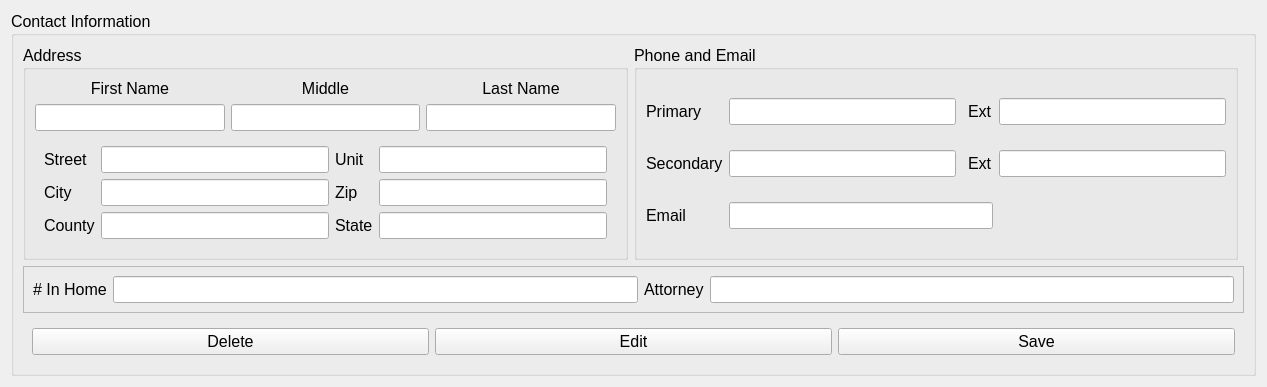
Old version of the form drc/gui/persondetailsform.ui in the repository lansdon/cpts483_drc.
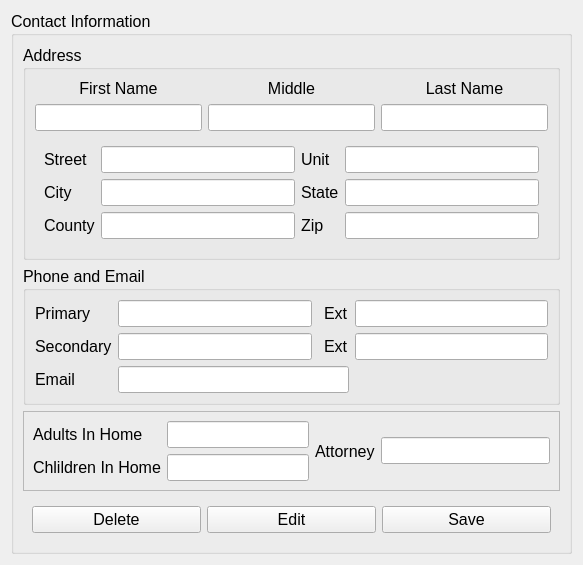
New version of the form.

What changed in the file:
```diff
--- a/drc/gui/persondetailsform.ui
+++ b/drc/gui/persondetailsform.ui
@@ -6,8 +6,8 @@
    <rect>
     <x>0</x>
     <y>0</y>
-    <width>1267</width>
-    <height>381</height>
+    <width>583</width>
+    <height>524</height>
    </rect>
   </property>
   <property name="sizePolicy">
@@ -24,14 +24,14 @@
   <property name="windowTitle">
    <string>Form</string>
   </property>
-  <layout class="QGridLayout" name="gridLayout">
-   <item row="0" column="0">
+  <layout class="QHBoxLayout" name="horizontalLayout_2">
+   <item>
     <widget class="QGroupBox" name="groupBox">
      <property name="title">
       <string>Contact Information</string>
      </property>
-     <layout class="QGridLayout" name="gridLayout_7">
-      <item row="0" column="0">
+     <layout class="QVBoxLayout" name="verticalLayout">
+      <item>
        <widget class="QGroupBox" name="addressGroupBox">
         <property name="title">
          <string>Address</string>
@@ -79,32 +79,8 @@
          <item row="4" column="0" colspan="3">
           <widget class="QWidget" name="widget" native="true">
            <layout class="QGridLayout" name="gridLayout_3">
-            <item row="0" column="0">
-             <widget class="QLabel" name="streetLabel">
-              <property name="text">
-               <string>Street</string>
-              </property>
-             </widget>
-            </item>
-            <item row="2" column="2">
-             <widget class="QLabel" name="statelabel">
-              <property name="text">
-               <string>State</string>
-              </property>
-             </widget>
-            </item>
-            <item row="2" column="0">
-             <widget class="QLabel" name="countyLabel">
-              <property name="text">
-               <string>County</string>
-              </property>
-             </widget>
-            </item>
-            <item row="2" column="1">
-             <widget class="QLineEdit" name="countyLineEdit"/>
-            </item>
-            <item row="2" column="3">
-             <widget class="QLineEdit" name="stateLineEdit"/>
+            <item row="0" column="1">
+             <widget class="QLineEdit" name="streetLineEdit"/>
             </item>
             <item row="1" column="0">
              <widget class="QLabel" name="cityLabel">
@@ -113,8 +89,8 @@
               </property>
              </widget>
             </item>
-            <item row="0" column="1">
-             <widget class="QLineEdit" name="streetLineEdit"/>
+            <item row="2" column="1">
+             <widget class="QLineEdit" name="countyLineEdit"/>
             </item>
             <item row="1" column="1">
              <widget class="QLineEdit" name="cityLineEdit"/>
@@ -126,85 +102,50 @@
               </property>
              </widget>
             </item>
+            <item row="0" column="3">
+             <widget class="QLineEdit" name="unitLineEdit"/>
+            </item>
+            <item row="2" column="0">
+             <widget class="QLabel" name="countyLabel">
+              <property name="text">
+               <string>County</string>
+              </property>
+             </widget>
+            </item>
+            <item row="0" column="0">
+             <widget class="QLabel" name="streetLabel">
+              <property name="text">
+               <string>Street</string>
+              </property>
+             </widget>
+            </item>
             <item row="1" column="2">
+             <widget class="QLabel" name="statelabel">
+              <property name="text">
+               <string>State</string>
+              </property>
+             </widget>
+            </item>
+            <item row="1" column="3">
+             <widget class="QLineEdit" name="stateLineEdit"/>
+            </item>
+            <item row="2" column="2">
              <widget class="QLabel" name="zipLabel">
               <property name="text">
                <string>Zip</string>
               </property>
              </widget>
             </item>
-            <item row="1" column="3">
+            <item row="2" column="3">
              <widget class="QLineEdit" name="zipLineEdit"/>
             </item>
-            <item row="0" column="3">
-             <widget class="QLineEdit" name="unitLineEdit"/>
-            </item>
            </layout>
           </widget>
          </item>
         </layout>
        </widget>
       </item>
-      <item row="2" column="0" colspan="3">
-       <widget class="QWidget" name="buttonContainer" native="true">
-        <layout class="QHBoxLayout" name="horizontalLayout">
-         <item>
-          <widget class="QPushButton" name="deleteButton">
-           <property name="text">
-            <string>Delete</string>
-           </property>
-          </widget>
-         </item>
-         <item>
-          <widget class="QPushButton" name="editButton">
-           <property name="text">
-            <string>Edit</string>
-           </property>
-          </widget>
-         </item>
-         <item>
-          <widget class="QPushButton" name="saveButton">
-           <property name="text">
-            <string>Save</string>
-           </property>
-          </widget>
-         </item>
-        </layout>
-       </widget>
-      </item>
-      <item row="1" column="0" colspan="3">
-       <widget class="QFrame" name="miscFrame">
-        <property name="frameShape">
-         <enum>QFrame::StyledPanel</enum>
-        </property>
-        <property name="frameShadow">
-         <enum>QFrame::Raised</enum>
-        </property>
-        <layout class="QGridLayout" name="gridLayout_6">
-         <item row="0" column="2">
-          <widget class="QLabel" name="attorneyLabel">
-           <property name="text">
-            <string>Attorney</string>
-           </property>
-          </widget>
-         </item>
-         <item row="0" column="1">
-          <widget class="QLineEdit" name="numInHomeLineEdit"/>
-         </item>
-         <item row="0" column="0">
-          <widget class="QLabel" name="numInHomeLabel">
-           <property name="text">
-            <string># In Home</string>
-           </property>
-          </widget>
-         </item>
-         <item row="0" column="3">
-          <widget class="QLineEdit" name="attorneyLineEdit"/>
-         </item>
-        </layout>
-       </widget>
-      </item>
-      <item row="0" column="1">
+      <item>
        <widget class="QGroupBox" name="phoneGroupBox">
         <property name="title">
          <string>Phone and Email</string>
@@ -263,6 +204,79 @@
         </layout>
        </widget>
       </item>
+      <item>
+       <widget class="QFrame" name="miscFrame">
+        <property name="frameShape">
+         <enum>QFrame::StyledPanel</enum>
+        </property>
+        <property name="frameShadow">
+         <enum>QFrame::Raised</enum>
+        </property>
+        <layout class="QGridLayout" name="gridLayout_6">
+         <item row="0" column="2">
+          <widget class="QLineEdit" name="attorneyLineEdit"/>
+         </item>
+         <item row="0" column="1">
+          <widget class="QLabel" name="attorneyLabel">
+           <property name="text">
+            <string>Attorney</string>
+           </property>
+          </widget>
+         </item>
+         <item row="0" column="0">
+          <layout class="QFormLayout" name="formLayout">
+           <item row="0" column="0">
+            <widget class="QLabel" name="numInHomeLabel">
+             <property name="text">
+              <string>Adults In Home</string>
+             </property>
+            </widget>
+           </item>
+           <item row="0" column="1">
+            <widget class="QLineEdit" name="numInHomeLineEdit"/>
+           </item>
+           <item row="1" column="0">
+            <widget class="QLabel" name="label">
+             <property name="text">
+              <string>Chlildren In Home</string>
+             </property>
+            </widget>
+           </item>
+           <item row="1" column="1">
+            <widget class="QLineEdit" name="numChildrenNHomeLineEdit"/>
+           </item>
+          </layout>
+         </item>
+        </layout>
+       </widget>
+      </item>
+      <item>
+       <widget class="QWidget" name="buttonContainer" native="true">
+        <layout class="QHBoxLayout" name="horizontalLayout">
+         <item>
+          <widget class="QPushButton" name="deleteButton">
+           <property name="text">
+            <string>Delete</string>
+           </property>
+          </widget>
+         </item>
+         <item>
+          <widget class="QPushButton" name="editButton">
+           <property name="text">
+            <string>Edit</string>
+           </property>
+          </widget>
+         </item>
+         <item>
+          <widget class="QPushButton" name="saveButton">
+           <property name="text">
+            <string>Save</string>
+           </property>
+          </widget>
+         </item>
+        </layout>
+       </widget>
+      </item>
      </layout>
     </widget>
    </item>
```
Left out of the diff: 3 changed lines with no effect on the pictures.
